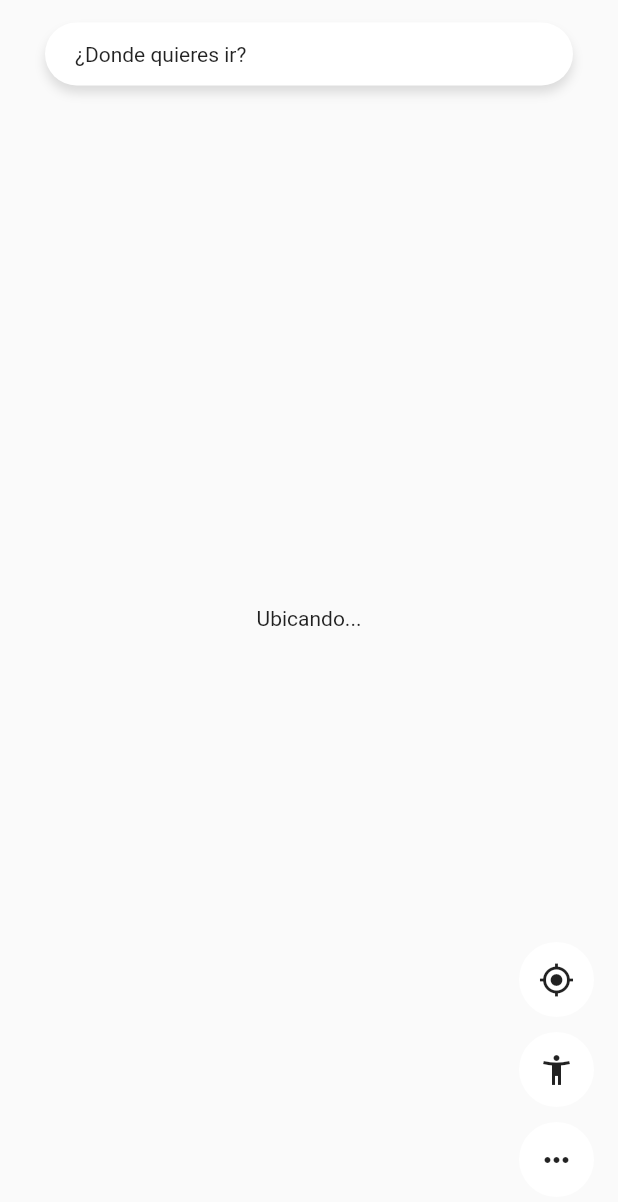
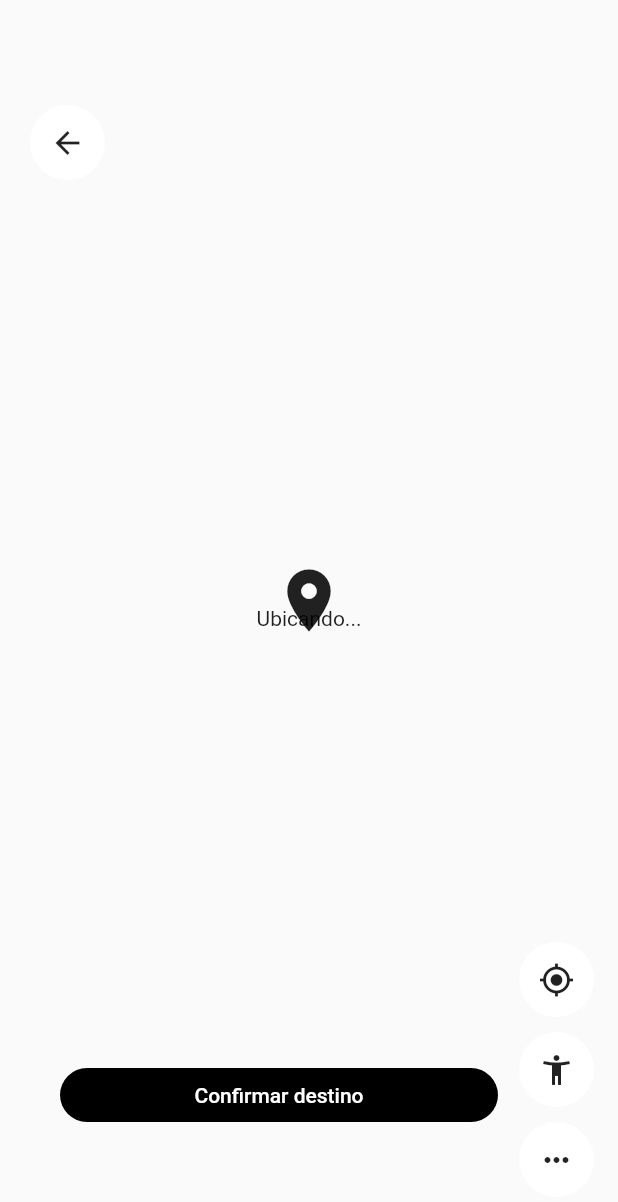
Before and after one commit to PereiraCC/flutter-mapas-app, a Flutter app: the screen it shows after launch, on a phone screen of 412 x 824 dp. Shown: the top 1202 px of the screen. Run offline on Flutter 3.47's test engine with Material 2 defaults, Android fonts, the phone set to English and light mode, and no system bars; our stand-ins replace bloc, flutter_bloc, geolocator, google_maps_flutter, permission_handler.

Commit message:
Clase 4 Seccion 20

```diff
--- a/lib/pages/mapa_page.dart
+++ b/lib/pages/mapa_page.dart
@@ -39,10 +39,13 @@ class _MapaPageState extends State<MapaPage> {
             builder: ( _ , state) => _CrearMapa(state: state)
           ),
 
-          Positioned(
-            top: 15,
-            child: SearchBar()
-          ),
+          // TODO: Hacer el toggle cuando estoy manualmente
+          // Positioned(
+          //   top: 15,
+          //   child: SearchBar()
+          // ),
+
+          MarcadorManual(),
 
         ],
       ),
--- /dev/null
+++ b/lib/widgets/marcador_manual.dart
@@ -0,0 +1,57 @@
+part of 'widgets.dart';
+
+class MarcadorManual extends StatelessWidget {
+
+
+  @override
+  Widget build(BuildContext context) {
+
+    final width = MediaQuery.of(context).size.width;
+
+    return Stack(
+      children: [
+
+        //Boton regresar
+        Positioned(
+          top: 70,
+          left: 20,
+          child: CircleAvatar(
+            maxRadius: 25,
+            backgroundColor: Colors.white,
+            child: IconButton(
+              icon: Icon(Icons.arrow_back, color: Colors.black87),
+              onPressed: () {
+                // TODO: hacer algo!!!
+              },
+            ),
+          ),
+        ),
+
+        Center(
+          child: Transform.translate(
+            offset: Offset(0, -12),
+            child: Icon(Icons.location_on, size: 50)
+          ),
+        ),
+
+        //Boton de confimar destino
+        Positioned(
+          bottom: 70,
+          left: 40,
+          child: MaterialButton(
+            minWidth: width - 120,
+            child: Text('Confirmar destino', style: TextStyle(color: Colors.white)),
+            color: Colors.black,
+            shape: StadiumBorder(),
+            elevation: 0,
+            splashColor: Colors.transparent,
+            onPressed: () {
+              // TODO: Confirmar destino!!!???
+            }
+          ),
+        )
+
+      ],
+    );
+  }
+}
--- a/lib/widgets/widgets.dart
+++ b/lib/widgets/widgets.dart
@@ -10,3 +10,4 @@ part 'btn_ubicacion.dart';
 part 'btn_mi_ruta.dart';
 part 'btn_seguir_ubicacion.dart';
 part 'searchbar.dart';
+part 'marcador_manual.dart';
```
